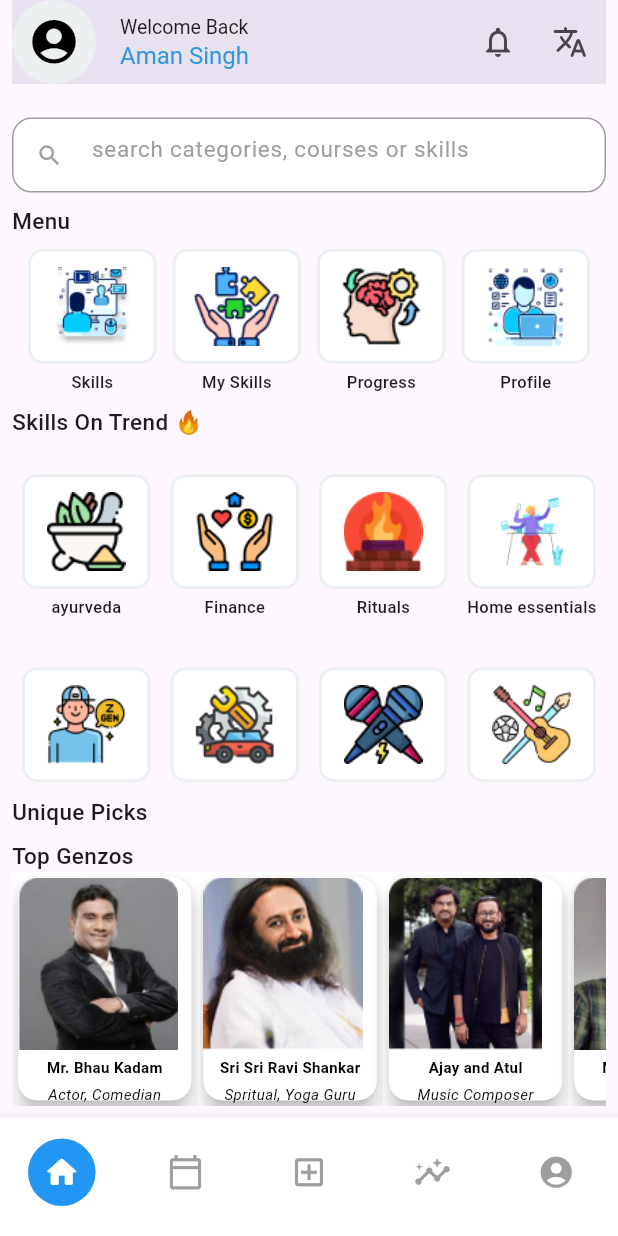
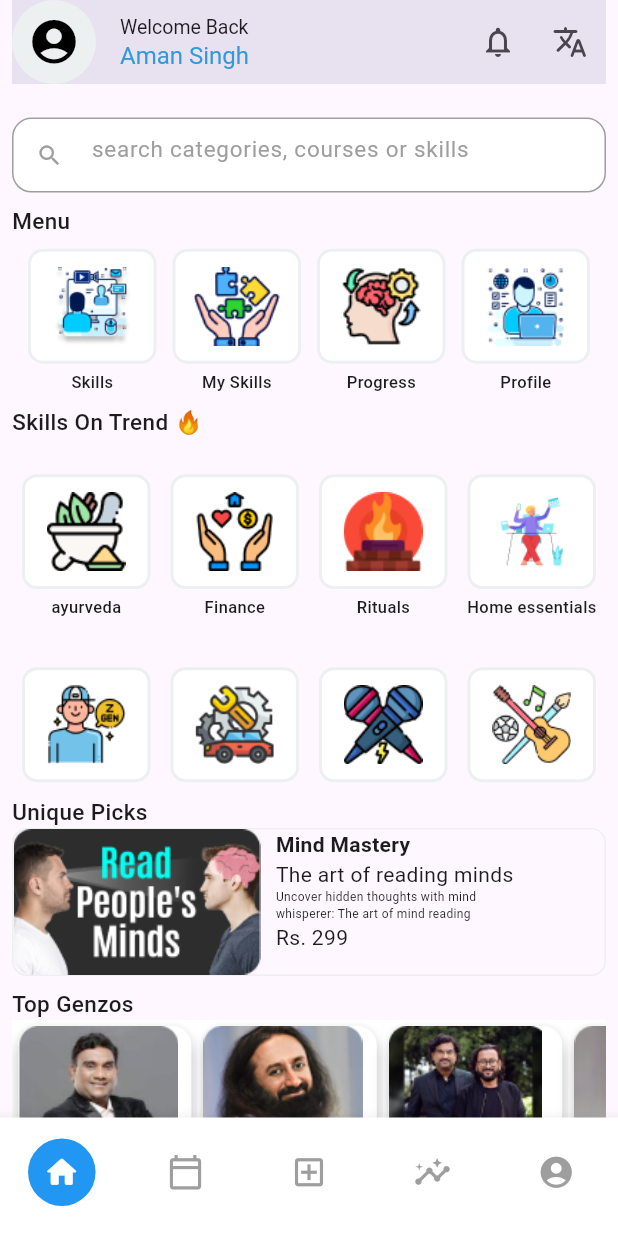
Before and after one commit to Vinayak30m/Genzo, a Flutter app: the screen it shows after launch, scrolled down 234 dp, on a phone screen of 412 x 824 dp. Run offline on Flutter 3.47's test engine with Material 3 defaults, Android fonts, the light colour scheme and no system bars; our stand-ins replace banner_carousel, flutter_otp_text_field, google_fonts, youtube_player_flutter; missing offline and left inert: msh_checkbox.

Commit message:
unique card of home screen added

```diff
--- a/lib/src/features/home/homescreen.dart
+++ b/lib/src/features/home/homescreen.dart
@@ -3,6 +3,7 @@ import 'dart:async';
 import 'package:flutter/material.dart';
 import 'package:genzo/src/core/navigation_service/navigation_service.dart';
 import 'package:genzo/src/features/categories/categories_screen.dart';
+import 'package:genzo/src/features/categories/model/course_model/course_model.dart';
 import 'package:genzo/src/features/home/data/skills/skills_data.dart';
 import 'package:genzo/src/features/home/subviews/quotes_services/quotes_data.dart';
 import 'package:genzo/src/features/home/subviews/search_bar/custom_search_box.dart';
@@ -10,20 +11,52 @@ import 'package:genzo/src/features/home/widgets/categorybox_widget.dart';
 import 'package:genzo/src/features/home/widgets/home_appbar.dart';
 import 'package:genzo/src/features/home/widgets/home_carousel.dart';
 import 'package:genzo/src/features/home/widgets/top_genzos_card.dart';
+import 'package:genzo/src/features/home/widgets/unique_pick_card_widget.dart';
 import 'package:genzo/src/utils/screen_dimensions.dart';
 
 class HomeScreen extends StatefulWidget {
-  const HomeScreen({super.key});
+  const HomeScreen({Key? key}) : super(key: key);
 
   @override
   State<HomeScreen> createState() => _HomeScreenState();
 }
 
 class _HomeScreenState extends State<HomeScreen> {
+  late PageController _pageController;
   late Stream<String> _quoteStream;
   late StreamSubscription<String> _quoteSubscription;
   late String _currentQuote =
       'With the power of technology at our fingertips, we can connect and inspire worldwide';
+
+  late Timer _scrollTimer;
+  int _currentPageIndex = 0;
+  final List<CourseModel> _courses = [
+    CourseModel(
+        thumbnailimage: 'assets/images/png/uniquepickcard1.png',
+        title: 'Mind Mastery',
+        subtitle: 'The art of reading minds',
+        description:
+            'Uncover hidden thoughts with mind whisperer: The art of mind reading',
+        coursereach: '5k since published🔥',
+        price: 'Rs. 299'),
+    CourseModel(
+        thumbnailimage: 'assets/images/png/uniquepickcard1.png',
+        title: 'Mind Mastery',
+        subtitle: 'The art of reading minds',
+        description:
+            'Uncover hidden thoughts with mind whisperer: The art of mind reading',
+        coursereach: '5k since published🔥',
+        price: 'Rs. 299'),
+    CourseModel(
+        thumbnailimage: 'assets/images/png/uniquepickcard1.png',
+        title: 'Mind Mastery',
+        subtitle: 'The art of reading minds',
+        description:
+            'Uncover hidden thoughts with mind whisperer: The art of mind reading',
+        coursereach: '5k since published🔥',
+        price: 'Rs. 299'),
+  ];
+
   @override
   void initState() {
     super.initState();
@@ -33,14 +66,40 @@ class _HomeScreenState extends State<HomeScreen> {
         _currentQuote = quote;
       });
     });
+    _pageController = PageController();
+
+    _scrollTimer = Timer.periodic(Duration(seconds: 10), (timer) {
+      _scrollToNext();
+    });
   }
 
   @override
   void dispose() {
     _quoteSubscription.cancel();
+    _pageController.dispose();
+    _scrollTimer.cancel();
     super.dispose();
   }
 
+  void _scrollToNext() {
+    if (_currentPageIndex < _courses.length - 1) {
+      _currentPageIndex++;
+      _pageController.animateToPage(
+        _currentPageIndex,
+        duration: Duration(milliseconds: 500),
+        curve: Curves.easeInOut,
+      );
+    } else {
+      _currentPageIndex = 0;
+      _pageController.animateToPage(
+        _currentPageIndex,
+        duration: Duration(milliseconds: 500),
+        curve: Curves.easeInOut,
+      );
+    }
+  }
+
+  @override
   Widget build(BuildContext context) {
     ScreenDimensions screenDimensions = ScreenDimensions(context);
     return SafeArea(
@@ -145,7 +204,8 @@ class _HomeScreenState extends State<HomeScreen> {
                                 ));
                           },
                         );
-                        }),
+                      },
+                    ),
                   ),
                 ),
                 SizedBox(
@@ -156,13 +216,24 @@ class _HomeScreenState extends State<HomeScreen> {
                   style: TextStyle(fontSize: 15, fontWeight: FontWeight.w500),
                 ),
                 SizedBox(
+                  height: screenDimensions.screenHeight *
+                      0.12, // Adjust the height as needed
+                  child: PageView.builder(
+                    controller: _pageController,
+                    itemCount: _courses.length,
+                    itemBuilder: (context, index) {
+                      return UniquePicksCardWidget(course: _courses[index]);
+                    },
+                  ),
+                ),
+                SizedBox(
                   height: screenDimensions.screenHeight * 0.01,
                 ),
                 const Text(
                   'Top Genzos',
                   style: TextStyle(fontSize: 15, fontWeight: FontWeight.w500),
                 ),
-                const SingleChildScrollView(
+                SingleChildScrollView(
                   scrollDirection: Axis.horizontal,
                   child: Row(
                     mainAxisAlignment: MainAxisAlignment.spaceEvenly,
```
Also changed, not shown: lib/src/features/home/widgets/unique_pick_card_widget.dart (+0 -7 lines). Lines whose indentation alone changed are shown as unchanged.
